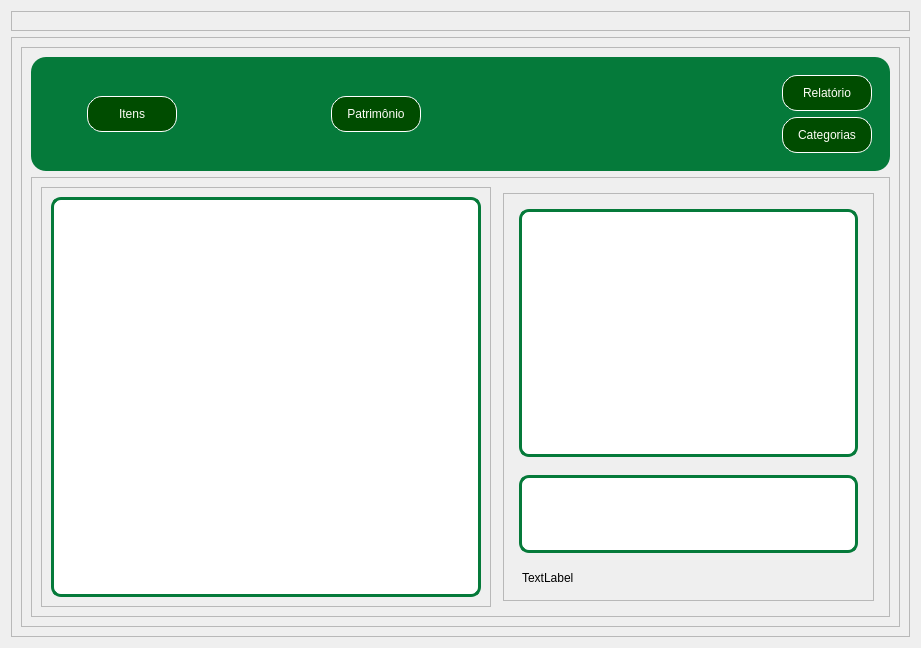
The window that PATP/bckp/asset_ctrl/templates/interfaces/item_view.ui (eduardogm22/controle_patrimonio) describes before a commit, drawn with Qt 5.
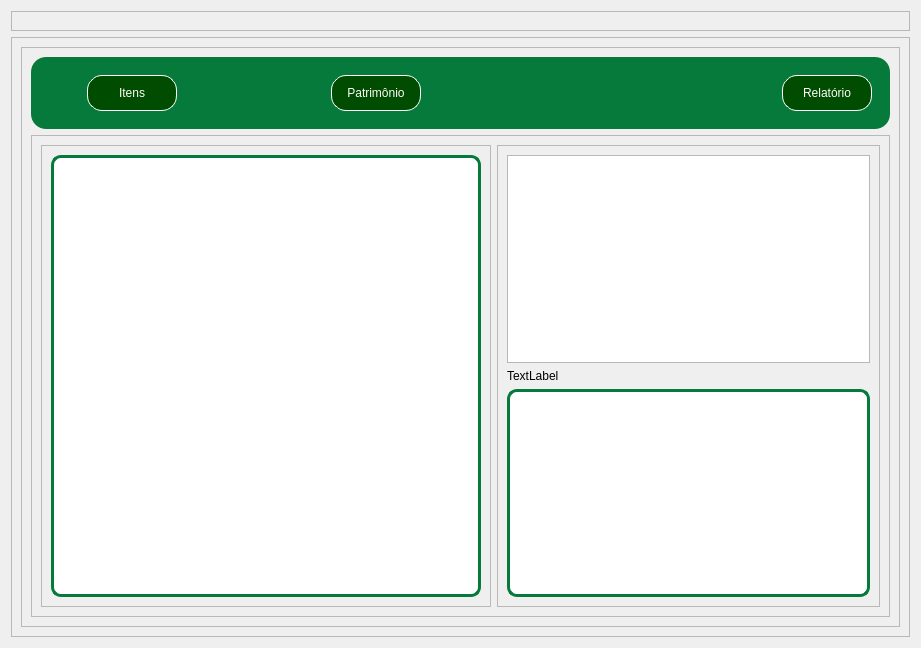
The same window after the commit.

The edit to the form file:
```diff
--- a/PATP/bckp/asset_ctrl/templates/interfaces/item_view.ui
+++ b/PATP/bckp/asset_ctrl/templates/interfaces/item_view.ui
@@ -234,46 +234,6 @@
                  </property>
                 </widget>
                </item>
-               <item>
-                <widget class="QPushButton" name="cat_item_btn">
-                 <property name="minimumSize">
-                  <size>
-                   <width>90</width>
-                   <height>36</height>
-                  </size>
-                 </property>
-                 <property name="maximumSize">
-                  <size>
-                   <width>90</width>
-                   <height>36</height>
-                  </size>
-                 </property>
-                 <property name="cursor">
-                  <cursorShape>PointingHandCursor</cursorShape>
-                 </property>
-                 <property name="styleSheet">
-                  <string notr="true">QPushButton { color:rgb(254, 253, 247);
-	border-radius:15px;		
-	border: 1px solid rgb(255, 255, 255);
-	background-color: rgb(0, 76, 0)
-
- }
-
-QPushButton:hover{background-color:#057A3A;color:white}
-
-QPushButton:pressed{
- padding-left: 5px;
- padding-top:5px;
- 
-	background-color: rgb(0, 85, 0);
- 
-}</string>
-                 </property>
-                 <property name="text">
-                  <string>Categorias</string>
-                 </property>
-                </widget>
-               </item>
               </layout>
              </widget>
             </item>
@@ -339,7 +299,7 @@
                </size>
               </property>
               <property name="styleSheet">
-               <string notr="true">margin:6px;</string>
+               <string notr="true"/>
               </property>
               <property name="frameShape">
                <enum>QFrame::StyledPanel</enum>
@@ -349,38 +309,7 @@
               </property>
               <layout class="QVBoxLayout" name="verticalLayout_6">
                <item>
-                <widget class="QTableView" name="ct_view">
-                 <property name="styleSheet">
-                  <string notr="true">background-color:white;	
-border:3px solid #057A3A;
-border-radius:10px
-
-</string>
-                 </property>
-                </widget>
-               </item>
-               <item>
-                <widget class="QListView" name="list_itens">
-                 <property name="minimumSize">
-                  <size>
-                   <width>0</width>
-                   <height>90</height>
-                  </size>
-                 </property>
-                 <property name="maximumSize">
-                  <size>
-                   <width>16777215</width>
-                   <height>90</height>
-                  </size>
-                 </property>
-                 <property name="styleSheet">
-                  <string notr="true">background-color:white;	
-border:3px solid #057A3A;
-border-radius:10px
-
-</string>
-                 </property>
-                </widget>
+                <widget class="QTextBrowser" name="textBrowser_2"/>
                </item>
                <item>
                 <widget class="QLabel" name="label">
@@ -389,6 +318,17 @@
                  </property>
                 </widget>
                </item>
+               <item>
+                <widget class="QTableView" name="ct_view">
+                 <property name="styleSheet">
+                  <string notr="true">background-color:white;	
+border:3px solid #057A3A;
+border-radius:10px
+
+</string>
+                 </property>
+                </widget>
+               </item>
               </layout>
              </widget>
             </item>
```
